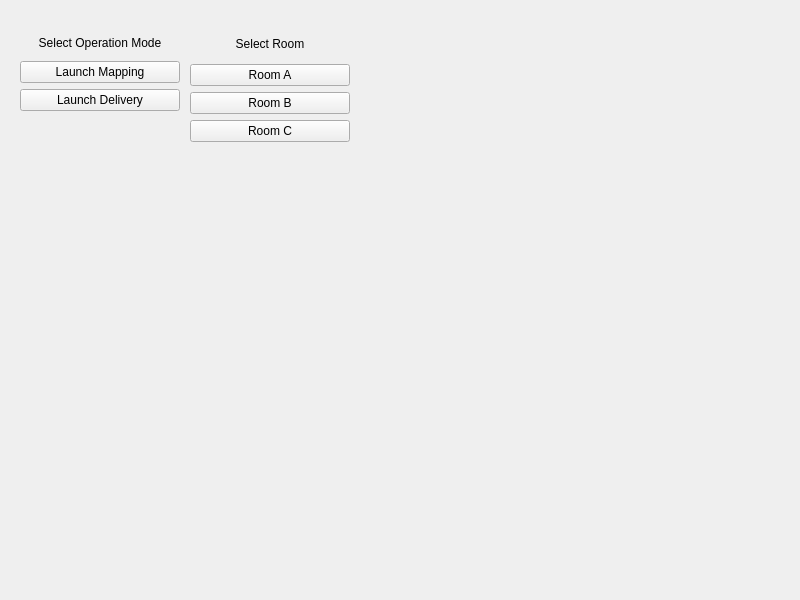
Qt form resource/MyPlugin.ui (snibo13/rqt_mapr) before a commit.
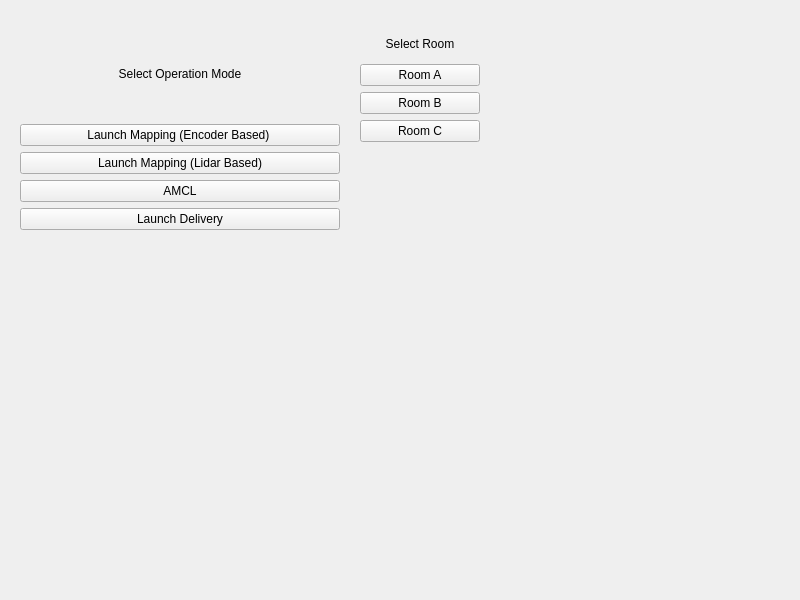
The same form after that commit.

```diff
--- a/resource/MyPlugin.ui
+++ b/resource/MyPlugin.ui
@@ -16,9 +16,9 @@
   <widget class="QWidget" name="verticalWidget" native="true">
    <property name="geometry">
     <rect>
-     <x>190</x>
+     <x>360</x>
      <y>30</y>
-     <width>160</width>
+     <width>120</width>
      <height>112</height>
     </rect>
    </property>
@@ -61,8 +61,8 @@
     <rect>
      <x>20</x>
      <y>30</y>
-     <width>160</width>
-     <height>81</height>
+     <width>320</width>
+     <height>200</height>
     </rect>
    </property>
    <layout class="QVBoxLayout" name="verticalLayout_2">
@@ -79,7 +79,21 @@
     <item>
      <widget class="QPushButton" name="mapping">
       <property name="text">
-       <string>Launch Mapping</string>
+       <string>Launch Mapping (Encoder Based) </string>
+      </property>
+     </widget>
+    </item>
+    <item>
+     <widget class="QPushButton" name="mapping_lidar">
+      <property name="text">
+       <string>Launch Mapping (Lidar Based)</string>
+      </property>
+     </widget>
+    </item>
+    <item>
+     <widget class="QPushButton" name="AMCL">
+      <property name="text">
+       <string>AMCL</string>
       </property>
      </widget>
     </item>
```
